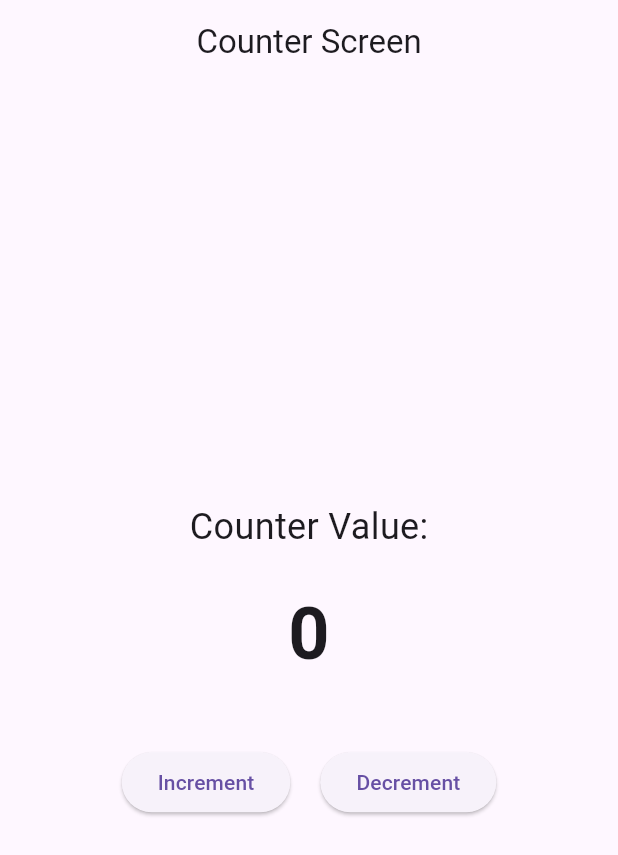
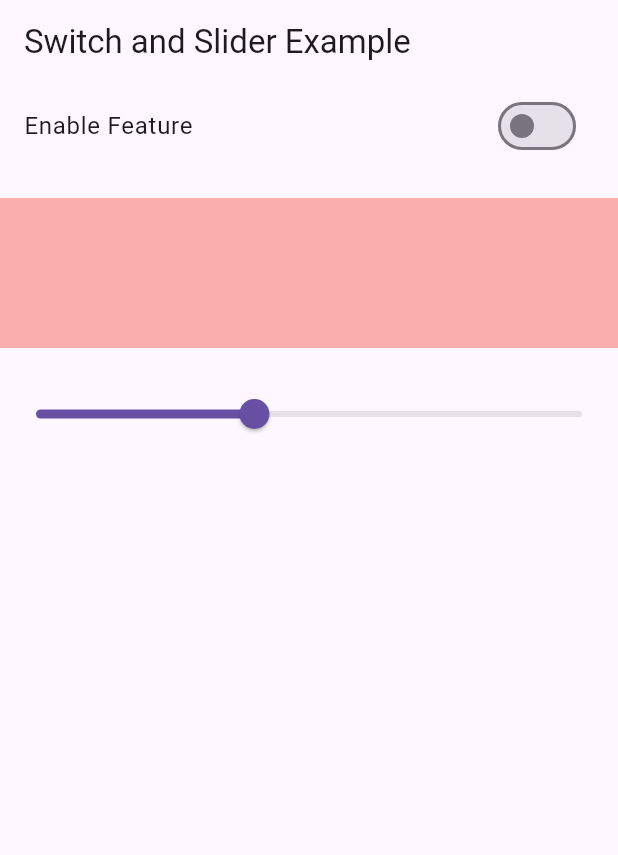
Before and after one commit to SUBHANJANJUA/block_state_management, a Flutter app: the screen it shows after launch, on a phone screen of 412 x 824 dp. Shown: the top 855 px of the screen. Run offline on Flutter 3.47's test engine with Material 3 defaults, Android fonts, the phone set to English and light mode, and no system bars; our stand-ins replace bloc, equatable, flutter_bloc.

Commit message:
switch and slider

```diff
--- /dev/null
+++ b/lib/boc/switch/switch_bloc.dart
@@ -0,0 +1,18 @@
+import 'package:bloc/bloc.dart';
+import 'package:block_practice/boc/switch/switch_event.dart';
+import 'package:block_practice/boc/switch/switch_state.dart';
+
+class SwitchBloc extends Bloc<SwitchEvent, SwitchState> {
+  SwitchBloc() : super(SwitchState()) {
+    on<ToggleSwitch>(_toggle);
+    on<UpdateSlider>(_sliderUpdate);
+  }
+
+  void _toggle(ToggleSwitch event, Emitter<SwitchState> emit) {
+    emit(state.copyWith(isOn: !state.isOn));
+  }
+
+  void _sliderUpdate(UpdateSlider event, Emitter<SwitchState> emit) {
+    emit(state.copyWith(sliderValue: event.value));
+  }
+}
--- /dev/null
+++ b/lib/boc/switch/switch_event.dart
@@ -0,0 +1,18 @@
+import 'package:equatable/equatable.dart';
+
+abstract class SwitchEvent extends Equatable {
+  const SwitchEvent();
+  @override
+  List<Object> get props => [];
+}
+
+class ToggleSwitch extends SwitchEvent {}
+
+// ignore: must_be_immutable
+class UpdateSlider extends SwitchEvent {
+  double value;
+  UpdateSlider({required this.value});
+
+  @override
+  List<Object> get props => [value];
+}
--- /dev/null
+++ b/lib/boc/switch/switch_state.dart
@@ -0,0 +1,18 @@
+import 'package:equatable/equatable.dart';
+
+class SwitchState extends Equatable {
+  final bool isOn;
+  final double sliderValue;
+
+  const SwitchState({this.isOn = false, this.sliderValue = 0.4});
+
+  SwitchState copyWith({bool? isOn, double? sliderValue}) {
+    return SwitchState(
+      isOn: isOn ?? this.isOn,
+      sliderValue: sliderValue ?? this.sliderValue,
+    );
+  }
+
+  @override
+  List<Object> get props => [isOn, sliderValue];
+}
--- a/lib/main.dart
+++ b/lib/main.dart
@@ -1,6 +1,6 @@
-import 'package:bloc/bloc.dart';
 import 'package:block_practice/boc/Counter/counter_bloc.dart';
-import 'package:block_practice/counter_screen.dart';
+import 'package:block_practice/boc/switch/switch_bloc.dart';
+import 'package:block_practice/switch_slider_screen.dart';
 import 'package:flutter/material.dart';
 import 'package:flutter_bloc/flutter_bloc.dart';
 
@@ -13,12 +13,15 @@ class MyApp extends StatelessWidget {
 
   @override
   Widget build(BuildContext context) {
-    return BlocProvider(
-      create: (context) => CounterBloc(),
+    return MultiBlocProvider(
+      providers: [
+        BlocProvider(create: (context) => CounterBloc()),
+        BlocProvider(create: (context) => SwitchBloc()),
+      ],
       child: MaterialApp(
         title: 'Flutter Bloc Counter',
         theme: ThemeData(primarySwatch: Colors.blue),
-        home: const CounterScreen(),
+        home: const SwitchSliderScreen(),
       ),
     );
   }
--- /dev/null
+++ b/lib/switch_slider_screen.dart
@@ -0,0 +1,57 @@
+import 'package:block_practice/boc/switch/switch_bloc.dart';
+import 'package:block_practice/boc/switch/switch_event.dart';
+import 'package:block_practice/boc/switch/switch_state.dart';
+import 'package:flutter/material.dart';
+import 'package:flutter_bloc/flutter_bloc.dart';
+
+class SwitchSliderScreen extends StatelessWidget {
+  const SwitchSliderScreen({super.key});
+
+  @override
+  Widget build(BuildContext context) {
+    return Scaffold(
+      appBar: AppBar(title: const Text('Switch and Slider Example')),
+      body: Column(
+        spacing: 20,
+        children: [
+          BlocBuilder<SwitchBloc, SwitchState>(
+            buildWhen: (previous, current) => previous.isOn != current.isOn,
+            builder: (context, state) {
+              return SwitchListTile(
+                title: const Text('Enable Feature'),
+                value: state.isOn,
+                onChanged: (bool value) {
+                  context.read<SwitchBloc>().add(ToggleSwitch());
+                },
+              );
+            },
+          ),
+          BlocBuilder<SwitchBloc, SwitchState>(
+            buildWhen: (previous, current) =>
+                previous.sliderValue != current.sliderValue,
+            builder: (context, state) {
+              return Container(
+                height: 100,
+                width: double.infinity,
+                color: Colors.red.withValues(alpha: state.sliderValue),
+              );
+            },
+          ),
+          BlocBuilder<SwitchBloc, SwitchState>(
+            buildWhen: (previous, current) =>
+                previous.sliderValue != current.sliderValue,
+            builder: (context, state) {
+              return Slider(
+                value: state.sliderValue,
+                onChanged: (double value) {
+                  print(value.toString());
+                  context.read<SwitchBloc>().add(UpdateSlider(value: value));
+                },
+              );
+            },
+          ),
+        ],
+      ),
+    );
+  }
+}
```
Also changed, not shown: lib/boc/subhan/bloc/subhan_bloc.dart (deleted, +0 -13 lines), lib/boc/subhan/bloc/subhan_event.dart (deleted, +0 -8 lines), lib/boc/subhan/bloc/subhan_state.dart (deleted, +0 -10 lines), lib/singup/bloc/signup_bloc_bloc.dart (deleted, +0 -13 lines), lib/singup/bloc/signup_bloc_event.dart (deleted, +0 -8 lines), lib/singup/bloc/signup_bloc_state.dart (deleted, +0 -10 lines).
